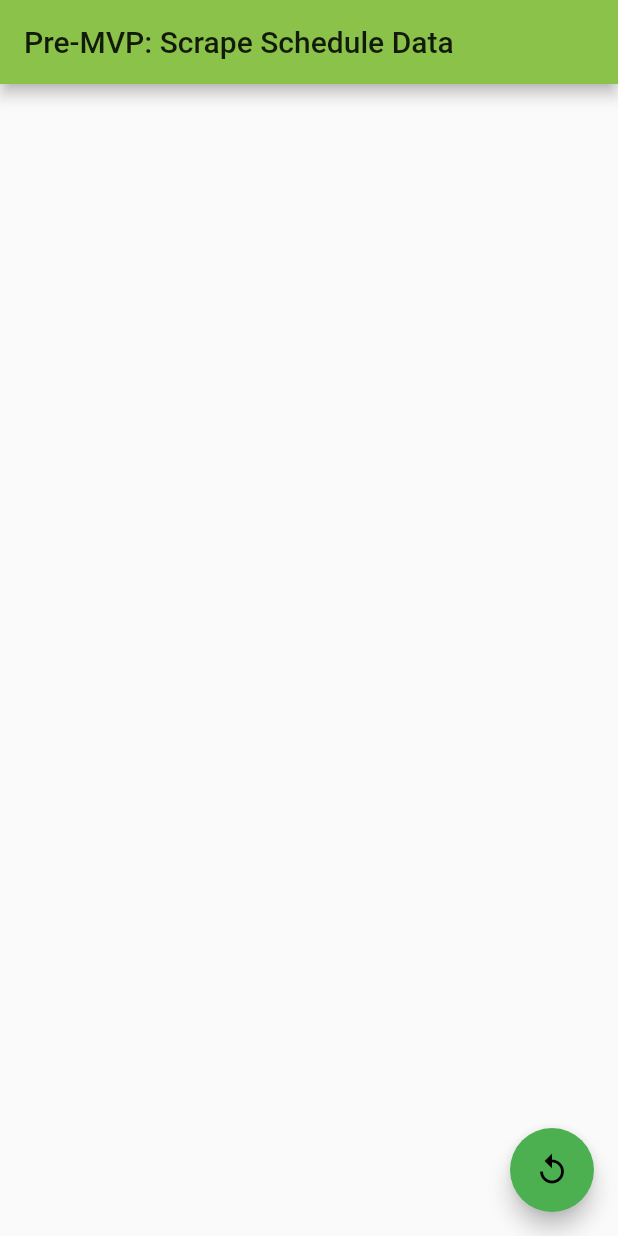
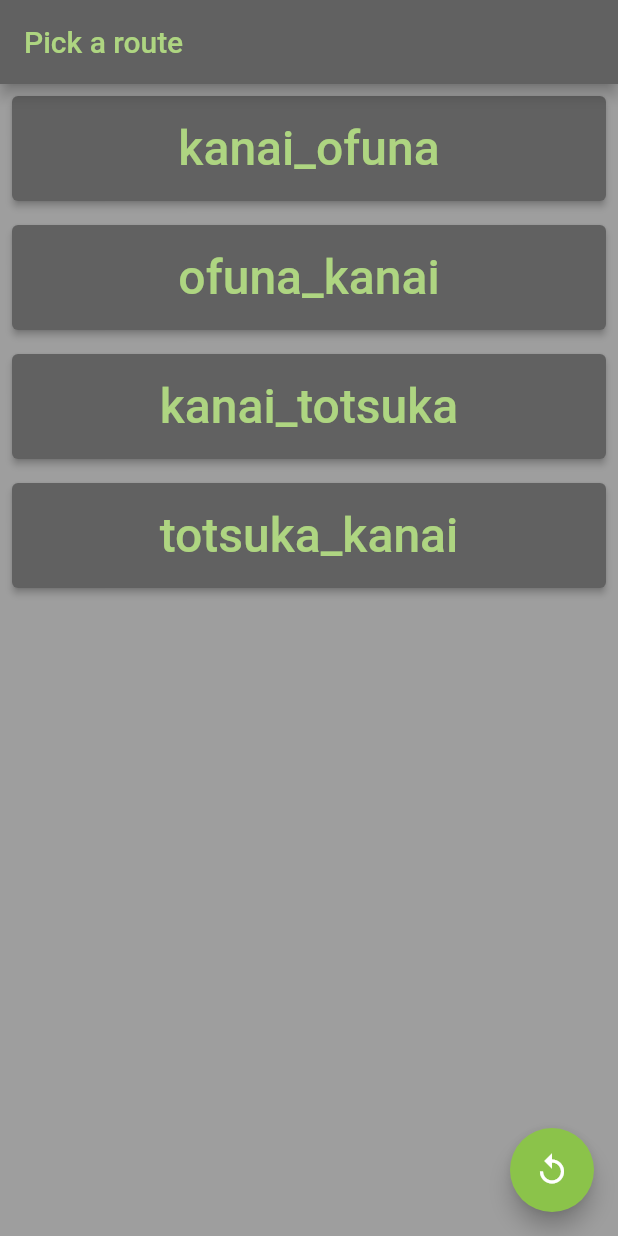
Before and after one commit to calbert1209/bus-warbler, a Flutter app: the screen it shows after launch, after a tap on the "replay" icon, on a phone screen of 412 x 824 dp. Run offline on Flutter 3.47's test engine with Material 2 defaults, Android fonts, the light colour scheme and no system bars; our stand-ins replace sqflite; accounts and stored records are empty; network calls fail.

Commit message:
switch view per route in state

```diff
--- a/lib/constants/db_consts.dart
+++ b/lib/constants/db_consts.dart
@@ -8,19 +8,17 @@ class DBConsts {
   static String kanaiTotsuka = 'kanai_totsuka';
   static String totsukaKanai = 'totsuka_kanai';
 
-  static Iterable<String> tableCreationQueries = [
+  static Iterable<String> tableNames = [
     kanaiOfuna,
     ofunaKanai,
     kanaiTotsuka,
     totsukaKanai
-  ].map(_tableCreationSql);
+  ];
 
-  static bool isTableName(String name) => [
-        kanaiOfuna,
-        ofunaKanai,
-        kanaiTotsuka,
-        totsukaKanai,
-      ].toSet().contains(name);
+  static Iterable<String> tableCreationQueries =
+      tableNames.map(_tableCreationSql);
+
+  static bool isTableName(String name) => tableNames.toSet().contains(name);
 
   static assertTableName(String name) {
     assert(isTableName(name), '$name is not a valid table name');
--- a/lib/main.dart
+++ b/lib/main.dart
@@ -1,7 +1,7 @@
 import 'package:bus_warbler/services/db.dart';
 import 'package:flutter/material.dart';
 import 'package:provider/provider.dart';
-import 'package:bus_warbler/pages/home_page.dart';
+import 'package:bus_warbler/pages/home.dart';
 import 'package:bus_warbler/state/app_state.dart';
 
 void main() {
--- /dev/null
+++ b/lib/pages/home.dart
@@ -0,0 +1,20 @@
+import 'package:flutter/material.dart';
+import 'package:flutter/foundation.dart';
+import 'package:provider/provider.dart';
+import 'package:bus_warbler/pages/route.dart';
+import 'package:bus_warbler/pages/route_select.dart';
+import 'package:bus_warbler/state/app_state.dart';
+
+class HomePage extends StatelessWidget {
+  HomePage({Key? key}) : super(key: key);
+
+  @override
+  Widget build(BuildContext context) {
+    final appState = Provider.of<AppState>(context);
+    if (appState.route != '') {
+      return RoutePage();
+    } else {
+      return RouteSelectPage();
+    }
+  }
+}
--- a/lib/pages/home_page.dart
+++ /dev/null
@@ -1,152 +0,0 @@
-import 'dart:convert';
-import 'dart:io';
-
-import 'package:bus_warbler/constants/bus_routes.dart';
-import 'package:bus_warbler/constants/db_consts.dart';
-import 'package:bus_warbler/models/schedule_stop.dart';
-import 'package:bus_warbler/models/serial_html.dart';
-import 'package:bus_warbler/state/app_state.dart';
-import 'package:flutter/foundation.dart';
-import 'package:flutter/material.dart';
-import 'package:provider/provider.dart';
-
-Future<String> _fetchRoutePage(BusRouteUrlParts urlParts) async {
-  final url = Uri.https(
-    "www.kanachu.co.jp",
-    "/dia/diagram/send",
-    urlParts.toMap(),
-  );
-  final client = HttpClient();
-  client.badCertificateCallback =
-      ((X509Certificate cert, String host, int port) => true);
-  final request = await client.getUrl(url);
-  HttpClientResponse response = await request.close();
-  return response.transform(utf8.decoder).join();
-}
-
-Future<List<ExtendedScheduleStop>> _fetchAll() async {
-  var stops = <ExtendedScheduleStop>[];
-  for (var entry in busRoutes.entries) {
-    final route = entry.value;
-
-    for (var part in route.parts) {
-      final resp = await _fetchRoutePage(part);
-      final someStops = SerialHtml(resp).stops();
-      stops.addAll(someStops);
-    }
-  }
-  print("Done: ${stops.length}stops");
-  return stops;
-}
-
-class HomePage extends StatelessWidget {
-  HomePage({Key? key}) : super(key: key);
-
-  void _fetchAndParse(AppState appState) async {
-    if (appState.loading) {
-      return;
-    }
-
-    if (appState.hasStops) {
-      return;
-    }
-
-    appState.loading = true;
-
-    try {
-      final stops = await _fetchAll();
-      await appState.batchInsert(stops);
-    } finally {
-      appState.setBody(DateTime.now().toIso8601String());
-      appState.loading = false;
-      appState.hasStops = true;
-    }
-  }
-
-  @override
-  Widget build(BuildContext context) {
-    final appState = Provider.of<AppState>(context);
-    return Scaffold(
-      appBar: AppBar(
-        title: Text('Pre-MVP: Scrape Schedule Data'),
-      ),
-      body: PageBody(),
-      floatingActionButton: FloatingActionButton(
-        backgroundColor: appState.loading ? Colors.grey : Colors.green,
-        onPressed: () => _fetchAndParse(appState),
-        tooltip: 'Increment',
-        child: Icon(Icons.replay_outlined),
-      ),
-    );
-  }
-}
-
-class PageBody extends StatelessWidget {
-  const PageBody({Key? key}) : super(key: key);
-
-  bool _isInTimeWindow(ScheduleStop stop) {
-    var now = DateTime.now();
-    if (now.hour > 22) {
-      now = now.subtract(Duration(hours: 12));
-    } else if (now.hour < 7) {
-      now = now.add(Duration(hours: 10));
-    }
-
-    final indexNow = (now.hour * 60) + now.minute;
-
-    return stop.index > indexNow && stop.index <= (indexNow + 60);
-  }
-
-  @override
-  Widget build(BuildContext context) {
-    final appState = Provider.of<AppState>(context);
-    return FutureBuilder<Iterable<ScheduleStop>>(
-      future: appState.queryAll(DBConsts.kanaiOfuna),
-      builder: (context, snapshot) {
-        if (snapshot.hasError) {
-          return Center(
-            child: Text(
-              snapshot.error!.toString(),
-            ),
-          );
-        } else if (!snapshot.hasData) {
-          return Center(
-            child: LinearProgressIndicator(
-              minHeight: 20.0,
-            ),
-          );
-        } else {
-          final _fakeTime = kDebugMode &&
-              (DateTime.now().hour > 22 || DateTime.now().hour < 7);
-          return Center(
-            child: ListView(
-              children: [
-                ...snapshot.data!.where(_isInTimeWindow).take(3).map(
-                      (item) => Padding(
-                        padding: EdgeInsets.only(top: 16.0, bottom: 16.0),
-                        child: Flex(
-                          direction: Axis.horizontal,
-                          children: [
-                            Flexible(
-                              flex: 1,
-                              child: Center(
-                                child: Text(
-                                  '${_fakeTime ? '▵' : ''}${item.timeString}',
-                                  style: TextStyle(
-                                    fontSize: 48,
-                                  ),
-                                ),
-                              ),
-                            ),
-                          ],
-                        ),
-                      ),
-                    )
-              ],
-            ),
-          );
-        }
-      },
-    );
-  }
-}
--- /dev/null
+++ b/lib/pages/route.dart
@@ -0,0 +1,109 @@
+import 'package:flutter/material.dart';
+import 'package:flutter/foundation.dart';
+import 'package:provider/provider.dart';
+import 'package:bus_warbler/models/schedule_stop.dart';
+import 'package:bus_warbler/state/app_state.dart';
+
+class RoutePage extends StatelessWidget {
+  const RoutePage({Key? key}) : super(key: key);
+
+  @override
+  Widget build(BuildContext context) {
+    final appState = Provider.of<AppState>(context);
+
+    return Scaffold(
+      appBar: AppBar(
+        title: Text(appState.route),
+        leading: IconButton(
+          icon: Icon(Icons.arrow_back),
+          onPressed: () => appState.route = '',
+        ),
+      ),
+      body: PageBody(),
+    );
+  }
+}
+
+class PageBody extends StatelessWidget {
+  const PageBody({Key? key}) : super(key: key);
+
+  bool _isInTimeWindow(ScheduleStop stop) {
+    var now = DateTime.now();
+    if (now.hour > 22) {
+      now = now.subtract(Duration(hours: 12));
+    } else if (now.hour < 7) {
+      now = now.add(Duration(hours: 10));
+    }
+
+    final indexNow = (now.hour * 60) + now.minute;
+
+    return stop.index > indexNow && stop.index <= (indexNow + 60);
+  }
+
+  @override
+  Widget build(BuildContext context) {
+    final appState = Provider.of<AppState>(context);
+    return FutureBuilder<Iterable<ScheduleStop>>(
+      future: appState.queryAllForCurrentRoute(),
+      builder: (context, snapshot) {
+        if (snapshot.hasError) {
+          return Center(
+            child: Text(
+              snapshot.error!.toString(),
+            ),
+          );
+        } else if (!snapshot.hasData) {
+          return Center(
+            child: LinearProgressIndicator(
+              minHeight: 20.0,
+            ),
+          );
+        } else {
+          return Center(
+            child: ListView(
+              children: [
+                ...snapshot.data!.where(_isInTimeWindow).take(3).map(
+                      (item) => StopTimeListItem(
+                        key: Key(item.timeString),
+                        item: item,
+                      ),
+                    ),
+              ],
+            ),
+          );
+        }
+      },
+    );
+  }
+}
+
+class StopTimeListItem extends StatelessWidget {
+  const StopTimeListItem({Key? key, required this.item}) : super(key: key);
+
+  final ScheduleStop item;
+
+  @override
+  Widget build(BuildContext context) {
+    final _fakeTime =
+        kDebugMode && (DateTime.now().hour > 22 || DateTime.now().hour < 7);
+    return Padding(
+      padding: EdgeInsets.only(top: 16.0, bottom: 16.0),
+      child: Flex(
+        direction: Axis.horizontal,
+        children: [
+          Flexible(
+            flex: 1,
+            child: Center(
+              child: Text(
+                '${_fakeTime ? '▵' : ''}${item.timeString}',
+                style: TextStyle(
+                  fontSize: 48,
+                ),
+              ),
+            ),
+          ),
+        ],
+      ),
+    );
+  }
+}
--- /dev/null
+++ b/lib/pages/route_select.dart
@@ -0,0 +1,115 @@
+import 'dart:convert';
+import 'dart:io';
+import 'package:flutter/material.dart';
+import 'package:provider/provider.dart';
+import 'package:bus_warbler/constants/bus_routes.dart';
+import 'package:bus_warbler/constants/db_consts.dart';
+import 'package:bus_warbler/models/serial_html.dart';
+import 'package:bus_warbler/state/app_state.dart';
+
+Future<String> _fetchRoutePage(BusRouteUrlParts urlParts) async {
+  final url = Uri.https(
+    "www.kanachu.co.jp",
+    "/dia/diagram/send",
+    urlParts.toMap(),
+  );
+  final client = HttpClient();
+  client.badCertificateCallback =
+      ((X509Certificate cert, String host, int port) => true);
+  final request = await client.getUrl(url);
+  HttpClientResponse response = await request.close();
+  return response.transform(utf8.decoder).join();
+}
+
+Future<List<ExtendedScheduleStop>> _fetchAll() async {
+  var stops = <ExtendedScheduleStop>[];
+  for (var entry in busRoutes.entries) {
+    final route = entry.value;
+
+    for (var part in route.parts) {
+      final resp = await _fetchRoutePage(part);
+      final someStops = SerialHtml(resp).stops();
+      stops.addAll(someStops);
+    }
+  }
+  print("Done: ${stops.length}stops");
+  return stops;
+}
+
+void _fetchAndParse(AppState appState) async {
+  if (appState.loading) {
+    return;
+  }
+
+  if (appState.hasStops) {
+    return;
+  }
+
+  appState.loading = true;
+
+  try {
+    final stops = await _fetchAll();
+    await appState.batchInsert(stops);
+  } finally {
+    appState.loading = false;
+    appState.hasStops = true;
+  }
+}
+
+class RouteSelectPage extends StatelessWidget {
+  const RouteSelectPage({Key? key}) : super(key: key);
+
+  @override
+  Widget build(BuildContext context) {
+    final appState = Provider.of<AppState>(context);
+    final lightGrey = Colors.grey.shade500;
+    final darkGrey = Colors.grey.shade700;
+    final foregroundGreen = Colors.lightGreen.shade300;
+    return Scaffold(
+      backgroundColor: lightGrey,
+      appBar: AppBar(
+        backgroundColor: darkGrey,
+        title: Text('Pick a route',
+            style: TextStyle(
+              color: foregroundGreen,
+            )),
+      ),
+      body: ListView(
+        children: [
+          ...DBConsts.tableNames.map((name) {
+            return Padding(
+              padding: const EdgeInsets.all(8.0),
+              child: ElevatedButton(
+                onPressed: () {
+                  print('$name pressed');
+                  appState.route = name;
+                },
+                style: ButtonStyle(
+                  padding: MaterialStateProperty.resolveWith(
+                      (states) => EdgeInsets.all(16.0)),
+                  backgroundColor:
+                      MaterialStateColor.resolveWith((states) => darkGrey),
+                ),
+                child: Text(
+                  name,
+                  style: TextStyle(
+                    color: foregroundGreen,
+                    fontSize: 32.0,
+                  ),
+                ),
+              ),
+            );
+          }),
+        ],
+      ),
+      floatingActionButton: FloatingActionButton(
+        backgroundColor: appState.loading ? Colors.grey : Colors.lightGreen,
+        onPressed: () => _fetchAndParse(appState),
+        child: Icon(
+          Icons.replay_outlined,
+          color: Colors.white,
+        ),
+      ),
+    );
+  }
+}
--- a/lib/state/app_state.dart
+++ b/lib/state/app_state.dart
@@ -1,5 +1,6 @@
 import 'dart:async';
 
+import 'package:bus_warbler/constants/db_consts.dart';
 import 'package:bus_warbler/models/schedule_stop.dart';
 import 'package:bus_warbler/models/serial_html.dart';
 import 'package:bus_warbler/services/db.dart';
@@ -11,7 +12,7 @@ class AppState with ChangeNotifier {
   final DatabaseService _databaseService;
   bool _loading = false;
   bool _hasStops = false;
-  String body = "";
+  String _route = ''; //DBConsts.kanaiTotsuka;
   Map<String, Iterable<ScheduleStop>> _stopCache = {};
 
   bool get loading => _loading;
@@ -26,8 +27,17 @@ class AppState with ChangeNotifier {
     notifyListeners();
   }
 
-  void setBody(String value) {
-    body = value;
+  String get route => _route;
+
+  /// Sets route to [value] of type [String] or [null].
+  ///
+  /// (!) Will throw assertion error if [value] is not constant value from [DBConsts]
+  set route(String value) {
+    if (value != '') {
+      DBConsts.assertTableName(value);
+    }
+
+    _route = value;
     notifyListeners();
   }
 
@@ -44,4 +54,17 @@ class AppState with ChangeNotifier {
     // _stopCache[tableName] could never be null
     return Future.value(_stopCache[tableName]!);
   }
+
+  Future<Iterable<ScheduleStop>> queryAllForCurrentRoute() async {
+    assert(this._route != '', '_route should not be an empty string');
+
+    return this.queryAll(this._route);
+    // if (!_stopCache.containsKey(tableName) || _stopCache[tableName] == null) {
+    //   final results = await _databaseService.queryAll(tableName);
+    //   _stopCache[tableName] = results;
+    // }
+
+    // // _stopCache[tableName] could never be null
+    // return Future.value(_stopCache[tableName]!);
+  }
 }
```
